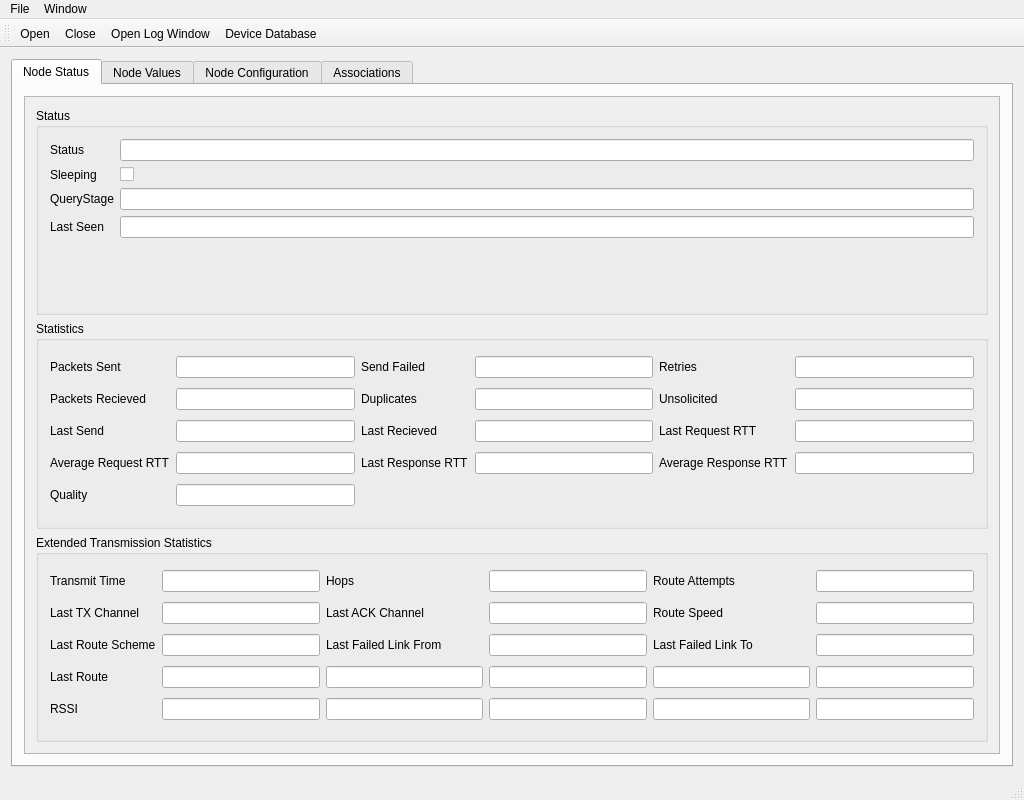
Old version of the form ozwadmin-main/mainwindow.ui in the repository OpenZWave/ozw-admin.
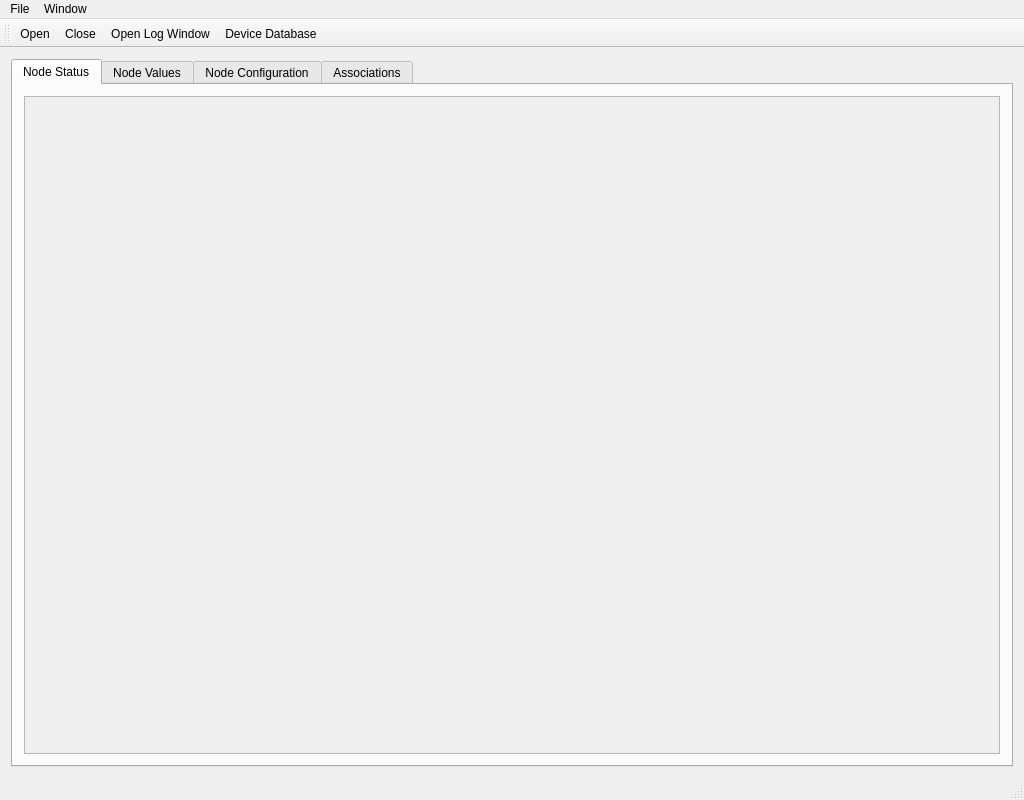
New version of the form. The open tabs and pages were chosen to show the change.

Commit message: Split out more of the Frames in preperation for the DockWidget

```diff
--- a/ozwadmin-main/mainwindow.ui
+++ b/ozwadmin-main/mainwindow.ui
@@ -39,532 +39,6 @@
           <property name="widgetResizable">
            <bool>true</bool>
           </property>
-          <widget class="QWidget" name="scrollAreaWidgetContents_2">
-           <property name="geometry">
-            <rect>
-             <x>0</x>
-             <y>0</y>
-             <width>980</width>
-             <height>664</height>
-            </rect>
-           </property>
-           <layout class="QVBoxLayout" name="verticalLayout_5">
-            <item>
-             <widget class="QGroupBox" name="groupBox_3">
-              <property name="title">
-               <string>Status</string>
-              </property>
-              <layout class="QFormLayout" name="formLayout">
-               <item row="0" column="0">
-                <widget class="QLabel" name="label_5">
-                 <property name="text">
-                  <string>Status</string>
-                 </property>
-                </widget>
-               </item>
-               <item row="0" column="1">
-                <widget class="QLineEdit" name="ns_status">
-                 <property name="readOnly">
-                  <bool>true</bool>
-                 </property>
-                </widget>
-               </item>
-               <item row="1" column="0">
-                <widget class="QLabel" name="label_7">
-                 <property name="text">
-                  <string>Sleeping</string>
-                 </property>
-                </widget>
-               </item>
-               <item row="1" column="1">
-                <widget class="QCheckBox" name="ns_sleeping">
-                 <property name="text">
-                  <string/>
-                 </property>
-                </widget>
-               </item>
-               <item row="2" column="0">
-                <widget class="QLabel" name="label_6">
-                 <property name="text">
-                  <string>QueryStage</string>
-                 </property>
-                </widget>
-               </item>
-               <item row="2" column="1">
-                <widget class="QLineEdit" name="ns_querystage">
-                 <property name="readOnly">
-                  <bool>true</bool>
-                 </property>
-                </widget>
-               </item>
-               <item row="3" column="0">
-                <widget class="QLabel" name="label_8">
-                 <property name="text">
-                  <string>Last Seen</string>
-                 </property>
-                </widget>
-               </item>
-               <item row="3" column="1">
-                <widget class="QLineEdit" name="ns_lastseen">
-                 <property name="readOnly">
-                  <bool>true</bool>
-                 </property>
-                </widget>
-               </item>
-              </layout>
-             </widget>
-            </item>
-            <item>
-             <widget class="QGroupBox" name="groupBox_4">
-              <property name="title">
-               <string>Statistics</string>
-              </property>
-              <layout class="QGridLayout" name="gridLayout_2">
-               <item row="2" column="1">
-                <widget class="QLineEdit" name="ns_lastsend">
-                 <property name="readOnly">
-                  <bool>true</bool>
-                 </property>
-                </widget>
-               </item>
-               <item row="3" column="3">
-                <widget class="QLineEdit" name="ns_lastresprtt">
-                 <property name="readOnly">
-                  <bool>true</bool>
-                 </property>
-                </widget>
-               </item>
-               <item row="0" column="2">
-                <widget class="QLabel" name="label_10">
-                 <property name="text">
-                  <string>Send Failed</string>
-                 </property>
-                 <property name="wordWrap">
-                  <bool>true</bool>
-                 </property>
-                </widget>
-               </item>
-               <item row="1" column="2">
-                <widget class="QLabel" name="label_13">
-                 <property name="text">
-                  <string>Duplicates</string>
-                 </property>
-                 <property name="wordWrap">
-                  <bool>true</bool>
-                 </property>
-                </widget>
-               </item>
-               <item row="2" column="0">
-                <widget class="QLabel" name="label_15">
-                 <property name="text">
-                  <string>Last Send</string>
-                 </property>
-                 <property name="wordWrap">
-                  <bool>true</bool>
-                 </property>
-                </widget>
-               </item>
-               <item row="1" column="4">
-                <widget class="QLabel" name="label_14">
-                 <property name="text">
-                  <string>Unsolicited</string>
-                 </property>
-                 <property name="wordWrap">
-                  <bool>true</bool>
-                 </property>
-                </widget>
-               </item>
-               <item row="2" column="5">
-                <widget class="QLineEdit" name="ns_lreqrtt">
-                 <property name="readOnly">
-                  <bool>true</bool>
-                 </property>
-                </widget>
-               </item>
-               <item row="1" column="1">
-                <widget class="QLineEdit" name="ns_recievedcnt">
-                 <property name="readOnly">
-                  <bool>true</bool>
-                 </property>
-                </widget>
-               </item>
-               <item row="2" column="3">
-                <widget class="QLineEdit" name="ns_lastrecieved">
-                 <property name="readOnly">
-                  <bool>true</bool>
-                 </property>
-                </widget>
-               </item>
-               <item row="3" column="5">
-                <widget class="QLineEdit" name="ns_avgresprtt">
-                 <property name="readOnly">
-                  <bool>true</bool>
-                 </property>
-                </widget>
-               </item>
-               <item row="0" column="0">
-                <widget class="QLabel" name="label_9">
-                 <property name="text">
-                  <string>Packets Sent</string>
-                 </property>
-                 <property name="wordWrap">
-                  <bool>true</bool>
-                 </property>
-                </widget>
-               </item>
-               <item row="3" column="1">
-                <widget class="QLineEdit" name="ns_avgreqrtt">
-                 <property name="readOnly">
-                  <bool>true</bool>
-                 </property>
-                </widget>
-               </item>
-               <item row="2" column="2">
-                <widget class="QLabel" name="label_16">
-                 <property name="text">
-                  <string>Last Recieved</string>
-                 </property>
-                 <property name="wordWrap">
-                  <bool>true</bool>
-                 </property>
-                </widget>
-               </item>
-               <item row="3" column="2">
-                <widget class="QLabel" name="label_19">
-                 <property name="text">
-                  <string>Last Response RTT</string>
-                 </property>
-                 <property name="wordWrap">
-                  <bool>true</bool>
-                 </property>
-                </widget>
-               </item>
-               <item row="3" column="0">
-                <widget class="QLabel" name="label_18">
-                 <property name="text">
-                  <string>Average Request RTT</string>
-                 </property>
-                 <property name="wordWrap">
-                  <bool>true</bool>
-                 </property>
-                </widget>
-               </item>
-               <item row="1" column="5">
-                <widget class="QLineEdit" name="ns_unsolicited">
-                 <property name="readOnly">
-                  <bool>true</bool>
-                 </property>
-                </widget>
-               </item>
-               <item row="2" column="4">
-                <widget class="QLabel" name="label_17">
-                 <property name="text">
-                  <string>Last Request RTT</string>
-                 </property>
-                 <property name="wordWrap">
-                  <bool>true</bool>
-                 </property>
-                </widget>
-               </item>
-               <item row="4" column="0">
-                <widget class="QLabel" name="label_21">
-                 <property name="text">
-                  <string>Quality</string>
-                 </property>
-                 <property name="wordWrap">
-                  <bool>true</bool>
-                 </property>
-                </widget>
-               </item>
-               <item row="0" column="3">
-                <widget class="QLineEdit" name="ns_sentfailed">
-                 <property name="readOnly">
-                  <bool>true</bool>
-                 </property>
-                </widget>
-               </item>
-               <item row="0" column="5">
-                <widget class="QLineEdit" name="ns_retries">
-                 <property name="readOnly">
-                  <bool>true</bool>
-                 </property>
-                </widget>
-               </item>
-               <item row="1" column="0">
-                <widget class="QLabel" name="label_12">
-                 <property name="text">
-                  <string>Packets Recieved</string>
-                 </property>
-                 <property name="wordWrap">
-                  <bool>true</bool>
-                 </property>
-                </widget>
-               </item>
-               <item row="0" column="4">
-                <widget class="QLabel" name="label_11">
-                 <property name="text">
-                  <string>Retries</string>
-                 </property>
-                 <property name="wordWrap">
-                  <bool>true</bool>
-                 </property>
-                </widget>
-               </item>
-               <item row="0" column="1">
-                <widget class="QLineEdit" name="ns_sentcnt">
-                 <property name="readOnly">
-                  <bool>true</bool>
-                 </property>
-                </widget>
-               </item>
-               <item row="3" column="4">
-                <widget class="QLabel" name="label_20">
-                 <property name="text">
-                  <string>Average Response RTT</string>
-                 </property>
-                 <property name="wordWrap">
-                  <bool>true</bool>
-                 </property>
-                </widget>
-               </item>
-               <item row="4" column="1">
-                <widget class="QLineEdit" name="ns_quality">
-                 <property name="readOnly">
-                  <bool>true</bool>
-                 </property>
-                </widget>
-               </item>
-               <item row="1" column="3">
-                <widget class="QLineEdit" name="ns_rcvdduplicates">
-                 <property name="readOnly">
-                  <bool>true</bool>
-                 </property>
-                </widget>
-               </item>
-              </layout>
-             </widget>
-            </item>
-            <item>
-             <widget class="QGroupBox" name="etxstatus_frame">
-              <property name="title">
-               <string>Extended Transmission Statistics</string>
-              </property>
-              <layout class="QGridLayout" name="gridLayout_4">
-               <item row="0" column="2">
-                <widget class="QLabel" name="label_24">
-                 <property name="text">
-                  <string>Hops</string>
-                 </property>
-                </widget>
-               </item>
-               <item row="1" column="2">
-                <widget class="QLabel" name="label_27">
-                 <property name="text">
-                  <string>Last ACK Channel</string>
-                 </property>
-                </widget>
-               </item>
-               <item row="0" column="4">
-                <widget class="QLabel" name="label_25">
-                 <property name="text">
-                  <string>Route Attempts</string>
-                 </property>
-                </widget>
-               </item>
-               <item row="1" column="5">
-                <widget class="QLineEdit" name="ens_routeSpeed">
-                 <property name="readOnly">
-                  <bool>true</bool>
-                 </property>
-                </widget>
-               </item>
-               <item row="4" column="4">
-                <widget class="QLineEdit" name="ens_rssi_4">
-                 <property name="readOnly">
-                  <bool>true</bool>
-                 </property>
-                </widget>
-               </item>
-               <item row="3" column="3">
-                <widget class="QLineEdit" name="ens_route_3">
-                 <property name="readOnly">
-                  <bool>true</bool>
-                 </property>
-                </widget>
-               </item>
-               <item row="0" column="3">
-                <widget class="QLineEdit" name="ens_hops">
-                 <property name="readOnly">
-                  <bool>true</bool>
-                 </property>
-                </widget>
-               </item>
-               <item row="3" column="4">
-                <widget class="QLineEdit" name="ens_route_4">
-                 <property name="readOnly">
-                  <bool>true</bool>
-                 </property>
-                </widget>
-               </item>
-               <item row="4" column="5">
-                <widget class="QLineEdit" name="ens_rssi_5">
-                 <property name="readOnly">
-                  <bool>true</bool>
-                 </property>
-                </widget>
-               </item>
-               <item row="0" column="1">
-                <widget class="QLineEdit" name="ens_txtime">
-                 <property name="readOnly">
-                  <bool>true</bool>
-                 </property>
-                </widget>
-               </item>
-               <item row="1" column="3">
-                <widget class="QLineEdit" name="ens_ackchannel">
-                 <property name="readOnly">
-                  <bool>true</bool>
-                 </property>
-                </widget>
-               </item>
-               <item row="3" column="0">
-                <widget class="QLabel" name="label_30">
-                 <property name="text">
-                  <string>Last Route</string>
-                 </property>
-                </widget>
-               </item>
-               <item row="3" column="5">
-                <widget class="QLineEdit" name="ens_route_5">
-                 <property name="readOnly">
-                  <bool>true</bool>
-                 </property>
-                </widget>
-               </item>
-               <item row="4" column="1">
-                <widget class="QLineEdit" name="ens_rssi_1">
-                 <property name="readOnly">
-                  <bool>true</bool>
-                 </property>
-                </widget>
-               </item>
-               <item row="0" column="0">
-                <widget class="QLabel" name="label_2">
-                 <property name="text">
-                  <string>Transmit Time</string>
-                 </property>
-                </widget>
-               </item>
-               <item row="1" column="1">
-                <widget class="QLineEdit" name="ens_txchannel">
-                 <property name="readOnly">
-                  <bool>true</bool>
-                 </property>
-                </widget>
-               </item>
-               <item row="1" column="0">
-                <widget class="QLabel" name="label_26">
-                 <property name="text">
-                  <string>Last TX Channel</string>
-                 </property>
-                </widget>
-               </item>
-               <item row="4" column="2">
-                <widget class="QLineEdit" name="ens_rssi_2">
-                 <property name="readOnly">
-                  <bool>true</bool>
-                 </property>
-                </widget>
-               </item>
-               <item row="4" column="0">
-                <widget class="QLabel" name="label_29">
-                 <property name="text">
-                  <string>RSSI</string>
-                 </property>
-                </widget>
-               </item>
-               <item row="0" column="5">
-                <widget class="QLineEdit" name="ens_attempts">
-                 <property name="readOnly">
-                  <bool>true</bool>
-                 </property>
-                </widget>
-               </item>
-               <item row="4" column="3">
-                <widget class="QLineEdit" name="ens_rssi_3">
-                 <property name="readOnly">
-                  <bool>true</bool>
-                 </property>
-                </widget>
-               </item>
-               <item row="3" column="1">
-                <widget class="QLineEdit" name="ens_route_1">
-                 <property name="readOnly">
-                  <bool>true</bool>
-                 </property>
-                </widget>
-               </item>
-               <item row="1" column="4">
-                <widget class="QLabel" name="label_28">
-                 <property name="text">
-                  <string>Route Speed</string>
-                 </property>
-                </widget>
-               </item>
-               <item row="3" column="2">
-                <widget class="QLineEdit" name="ens_route_2">
-                 <property name="readOnly">
-                  <bool>true</bool>
-                 </property>
-                </widget>
-               </item>
-               <item row="2" column="0">
-                <widget class="QLabel" name="label_31">
-                 <property name="text">
-                  <string>Last Route Scheme</string>
-                 </property>
-                </widget>
-               </item>
-               <item row="2" column="1">
-                <widget class="QLineEdit" name="ens_routeScheme">
-                 <property name="readOnly">
-                  <bool>true</bool>
-                 </property>
-                </widget>
-               </item>
-               <item row="2" column="2">
-                <widget class="QLabel" name="label_32">
-                 <property name="text">
-                  <string>Last Failed Link From</string>
-                 </property>
-                </widget>
-               </item>
-               <item row="2" column="3">
-                <widget class="QLineEdit" name="ens_lastfailedlinkfrom">
-                 <property name="readOnly">
-                  <bool>true</bool>
-                 </property>
-                </widget>
-               </item>
-               <item row="2" column="4">
-                <widget class="QLabel" name="label_33">
-                 <property name="text">
-                  <string>Last Failed Link To</string>
-                 </property>
-                </widget>
-               </item>
-               <item row="2" column="5">
-                <widget class="QLineEdit" name="ens_lastfailedlinkto">
-                 <property name="readOnly">
-                  <bool>true</bool>
-                 </property>
-                </widget>
-               </item>
-              </layout>
-             </widget>
-            </item>
-           </layout>
-          </widget>
          </widget>
         </item>
        </layout>
```
Left out of the diff: 2 changed lines with no effect on the pictures. The commit also changes 6 other files.
